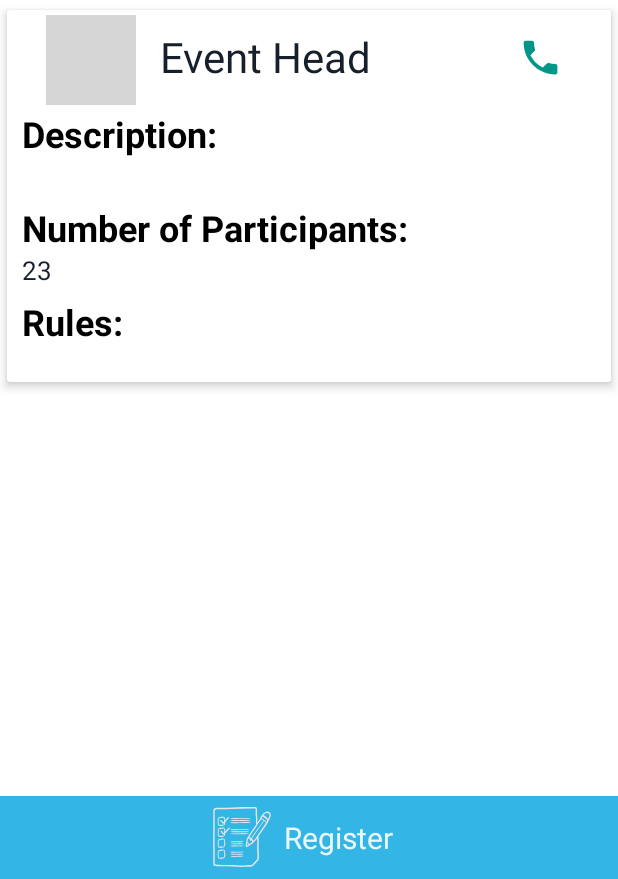
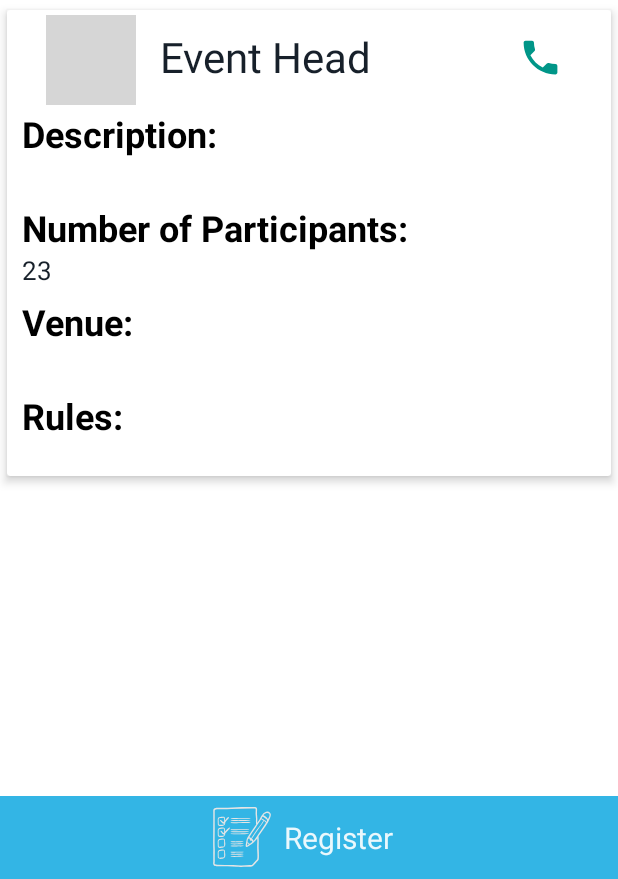
Before and after one commit to nimisane/SynTech-X, an Android app: the layout activity_event_details.xml on its own in the app's theme, with its tools: preview values and no code run, on a phone screen of 412 x 824 dp, the part 357-1236 px from its top. Run offline under Robolectric (Android 15) with nearby library versions, the phone set to English and light mode, and no system bars; grey boxes are pictures that could not be loaded.

Commit message:
venue added

```diff
--- a/app/src/main/java/com/rdnational/syntechx/syntech_x/EventDetails.java
+++ b/app/src/main/java/com/rdnational/syntechx/syntech_x/EventDetails.java
@@ -23,6 +23,7 @@ import static com.rdnational.syntechx.syntech_x.EventsFragment.EVENT_LOGO;
 import static com.rdnational.syntechx.syntech_x.EventsFragment.EVENT_NAME;
 import static com.rdnational.syntechx.syntech_x.EventsFragment.EVENT_PARTICIPANTS;
 import static com.rdnational.syntechx.syntech_x.EventsFragment.EVENT_RULES;
+import static com.rdnational.syntechx.syntech_x.EventsFragment.EVENT_VENUE;
 
 public class EventDetails extends AppCompatActivity {
 
@@ -34,6 +35,7 @@ public class EventDetails extends AppCompatActivity {
     TextView event_desc;
     TextView event_participants;
     TextView event_rules;
+    TextView venue_details;
     String eventHeadImg;
     RelativeLayout register_button;
     String register_url;
@@ -59,6 +61,7 @@ public class EventDetails extends AppCompatActivity {
         event_rules = findViewById(R.id.rules_details);
         headImage = findViewById(R.id.developer_img);
         register_button = findViewById(R.id.register);
+        venue_details = findViewById(R.id.venue_details);
 
         Intent i = getIntent();
         String eventLogo = i.getStringExtra(EVENT_LOGO);
@@ -67,6 +70,7 @@ public class EventDetails extends AppCompatActivity {
         String eventDesc = i.getStringExtra(EVENT_DESC);
         String eventPart = i.getStringExtra(EVENT_PARTICIPANTS);
         String phone = i.getStringExtra(EVENT_HEAD_PHONE);
+        String eventVenue = i.getStringExtra(EVENT_VENUE);
         eventHeadImg = i.getStringExtra(EVENT_HEAD_IMG);
         String eventRules = i.getStringExtra(EVENT_RULES);
 
@@ -76,6 +80,7 @@ public class EventDetails extends AppCompatActivity {
         event_head.setText("\t"+eventHead);
         event_desc.setText(eventDesc);
         event_participants.setText(eventPart);
+        venue_details.setText(eventVenue);
         event_rules.setText("");
         event_rules.setText(eventRules);
 
--- a/app/src/main/java/com/rdnational/syntechx/syntech_x/EventsFragment.java
+++ b/app/src/main/java/com/rdnational/syntechx/syntech_x/EventsFragment.java
@@ -42,6 +42,7 @@ public class EventsFragment extends Fragment implements EventsFragmentAdapter.On
     public static final String EVENT_PARTICIPANTS = "participants";
     public static final String EVENT_HEAD_PHONE = "phone";
     public static final String EVENT_HEAD_IMG = "event_head_img";
+    public static final String EVENT_VENUE = "venue";
     TextView no_internet_connection;
     List<String> rules;
     ProgressBar events_progress;
@@ -122,8 +123,9 @@ public class EventsFragment extends Fragment implements EventsFragmentAdapter.On
                     String phone = eventsFragmentItems.getEvent_head_phone();
                     String event_head_img = eventsFragmentItems.getEvent_head_img();
                     String color = eventsFragmentItems.getEvent_color();
+                    String event_venue = eventsFragmentItems.getVenue();
                     rules = eventsFragmentItems.getEvent_rules();
-                    eventsFragmentlist.add(new EventsFragmentItems(eid,event_logo,event_name,desc,no_of_participants,event_head,phone,event_head_img,rules,color));
+                    eventsFragmentlist.add(new EventsFragmentItems(eid,event_logo,event_name,desc,no_of_participants,event_head,phone,event_head_img,rules,color,event_venue));
                 }
                     events_adapter = new EventsFragmentAdapter(getContext(),eventsFragmentlist);
                     events_recyclerView.setAdapter(events_adapter);
@@ -156,6 +158,7 @@ public class EventsFragment extends Fragment implements EventsFragmentAdapter.On
         i.putExtra(EVENT_HEAD_PHONE,complete_item_details.getEvent_head_phone());
         i.putExtra(EVENT_HEAD_IMG,complete_item_details.getEvent_head_img());
         i.putExtra(EVENT_HEAD,complete_item_details.getEvent_head());
+        i.putExtra(EVENT_VENUE,complete_item_details.getVenue());
 
         for (String ev_rules: complete_item_details.getEvent_rules()){
             eventRules += ev_rules+"\n\n";
--- a/app/src/main/res/layout/activity_event_details.xml
+++ b/app/src/main/res/layout/activity_event_details.xml
@@ -10,8 +10,7 @@
 
 <RelativeLayout
     android:layout_width="match_parent"
-    android:layout_height="match_parent"
-    >
+    android:layout_height="match_parent">
     <android.support.design.widget.CoordinatorLayout
         android:layout_width="match_parent"
         android:layout_height="match_parent"
@@ -193,6 +192,37 @@
                             android:textSize="17sp" />
                     </LinearLayout>
 
+                    <LinearLayout
+                        android:layout_width="match_parent"
+                        android:layout_height="wrap_content"
+                        android:orientation="vertical"
+                        android:layout_marginTop="6dp">
+                        <TextView
+                            android:id="@+id/venue"
+                            android:layout_width="wrap_content"
+                            android:layout_height="wrap_content"
+                            android:layout_marginStart="10dp"
+                            android:layout_marginLeft="10dp"
+                            android:layout_marginEnd="10dp"
+                            android:layout_marginRight="10dp"
+                            android:text="Venue:"
+                            android:textColor="@android:color/black"
+                            android:textSize="24sp"
+                            android:textStyle="bold" />
+
+                        <TextView
+                            android:id="@+id/venue_details"
+                            android:layout_width="wrap_content"
+                            android:layout_height="wrap_content"
+                            android:layout_marginStart="10dp"
+                            android:layout_marginLeft="10dp"
+                            android:layout_marginEnd="10dp"
+                            android:layout_marginRight="10dp"
+                            android:fontFamily="sans-serif"
+                            android:textColor="@color/contentblack"
+                            android:textSize="17sp" />
+                    </LinearLayout>
+
                     <TextView
                         android:id="@+id/rules"
                         android:layout_width="match_parent"
@@ -219,6 +249,7 @@
                         android:fontFamily="sans-serif"
                         android:textColor="@color/contentblack"
                         android:textSize="17sp" />
+
                 </LinearLayout>
 
             </android.support.v7.widget.CardView>
```
Also changed, not shown: app/src/main/java/com/rdnational/syntechx/syntech_x/EventsFragmentItems.java (+11 -1 lines).
